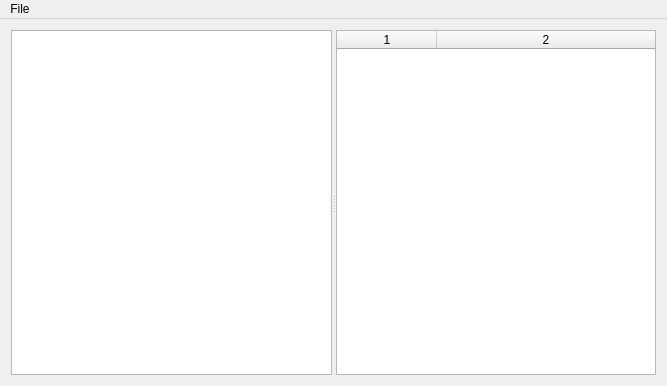
Old version of the form console/main_window.ui in the repository mexicowilly/Yella.
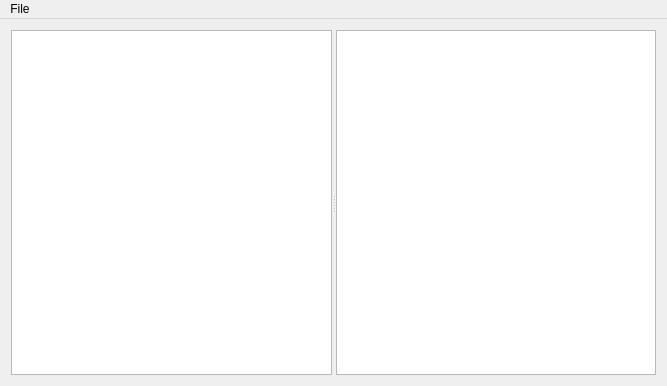
New version of the form.

What changed in the file:
```diff
--- a/console/main_window.ui
+++ b/console/main_window.ui
@@ -55,9 +55,15 @@
        <property name="columnCount">
         <number>2</number>
        </property>
+       <attribute name="horizontalHeaderVisible">
+        <bool>false</bool>
+       </attribute>
        <attribute name="horizontalHeaderStretchLastSection">
         <bool>true</bool>
        </attribute>
+       <attribute name="verticalHeaderVisible">
+        <bool>false</bool>
+       </attribute>
        <column/>
        <column/>
       </widget>
```
Left out of the diff: 18 changed lines with no effect on the pictures.
